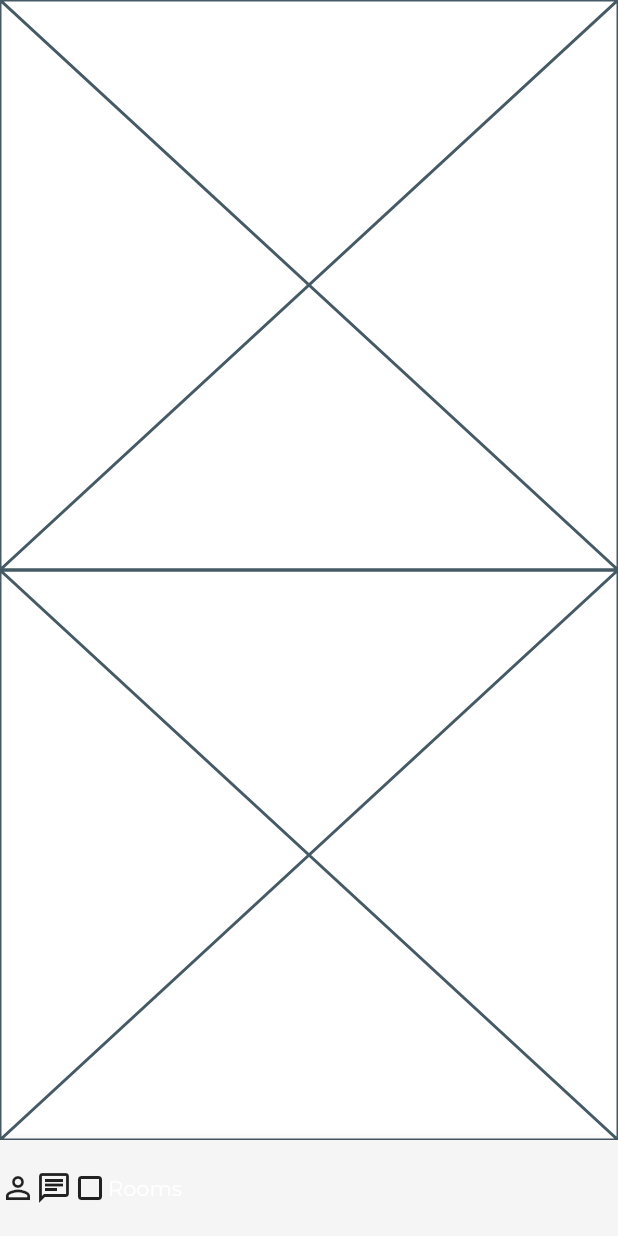
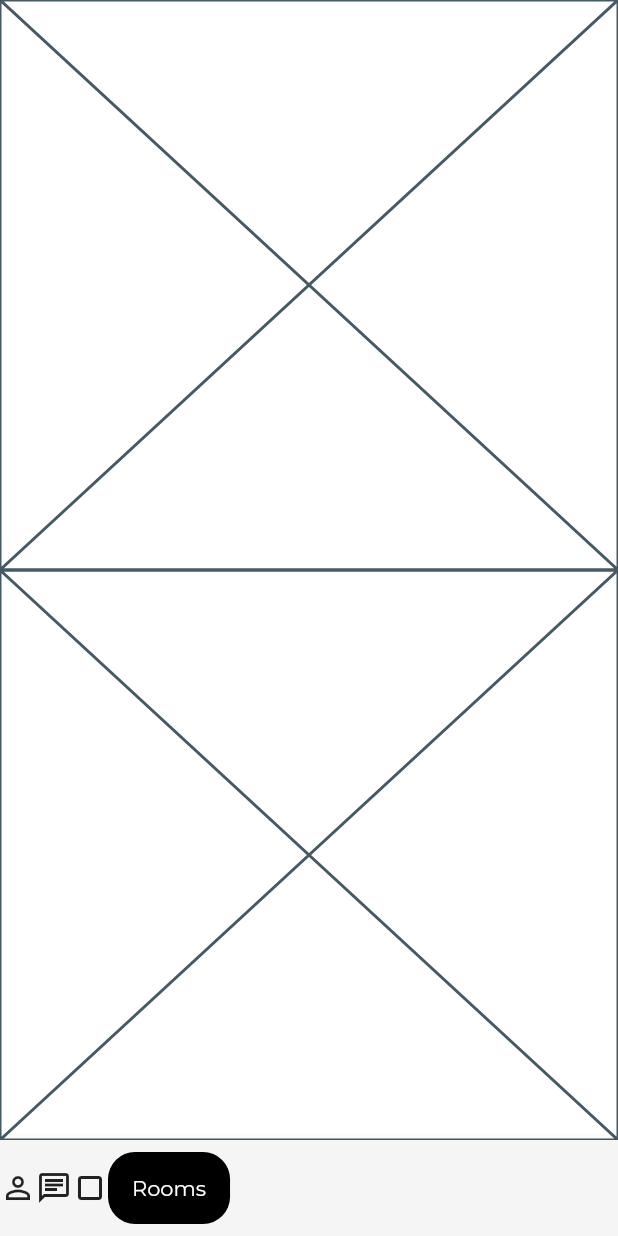
Before and after one commit to JAICHANGPARK/flutter_notebook_8th_story, a Flutter app: the SocialHomePage screen opened by its route, on a phone screen of 412 x 824 dp. Run offline on Flutter 3.47's test engine with Material 2 defaults, Android fonts, the phone set to English and light mode, and no system bars; our stand-ins replace badges, flutter_hooks, google_fonts, hooks_riverpod, state_notifier.

Commit message:
Update social_home_page.dart

```diff
--- a/lib/ep588_social_app/social_home_page.dart
+++ b/lib/ep588_social_app/social_home_page.dart
@@ -32,7 +32,14 @@ class _SocialHomePageState extends State<SocialHomePage> {
               Icon(Icons.person_outline),
               Icon(Icons.chat_outlined),
               Icon(Icons.crop_square),
+
               Container(
+                margin: EdgeInsets.only(top: 8, bottom: 8),
+                padding: EdgeInsets.symmetric(horizontal: 16),
+                decoration: BoxDecoration(
+                  color: Colors.black,
+                  borderRadius: BorderRadius.circular(18)
+                ),
                 child: Center(
                   child: Text("Rooms", style: GoogleFonts.montserrat(
                     color: Colors.white
```
